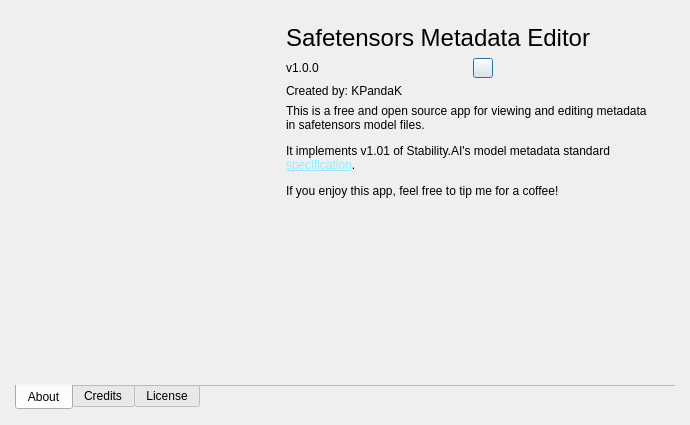
This is designer/about_dialog.ui in KPandaK/metaeditor_safetensors as Qt 5 draws it before an edit. The edited form follows.
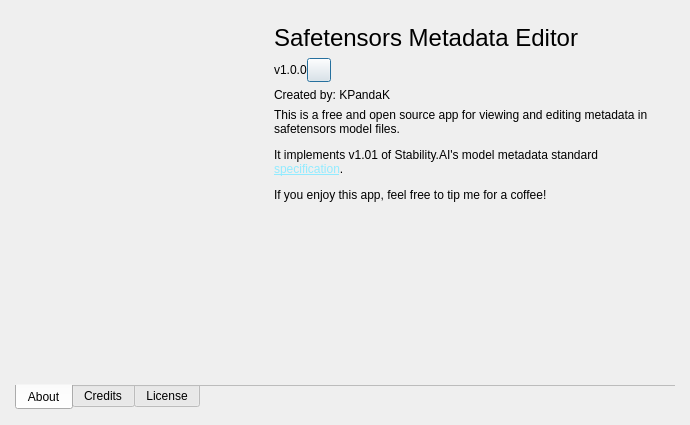
This is the edited form. Icons and pictures are not drawn. Custom widgets are drawn as their Qt base class.

Commit message: Fix for location of copy version button

What changed in the file:
```diff
--- a/designer/about_dialog.ui
+++ b/designer/about_dialog.ui
@@ -52,22 +52,22 @@
       </attribute>
       <layout class="QHBoxLayout" name="horizontalLayout_2">
        <item>
-        <layout class="QHBoxLayout" name="topLayout" stretch="4,6">
+        <layout class="QHBoxLayout" name="topLayout" stretch="0,1">
          <property name="spacing">
-          <number>6</number>
+          <number>0</number>
          </property>
          <item>
           <widget class="SvgWidget" name="logoLabel" native="true">
            <property name="sizePolicy">
-            <sizepolicy hsizetype="Expanding" vsizetype="Expanding">
+            <sizepolicy hsizetype="Preferred" vsizetype="Preferred">
              <horstretch>0</horstretch>
              <verstretch>0</verstretch>
             </sizepolicy>
            </property>
            <property name="minimumSize">
             <size>
-             <width>64</width>
-             <height>64</height>
+             <width>250</width>
+             <height>250</height>
             </size>
            </property>
            <property name="maximumSize">
@@ -86,23 +86,11 @@
            <item>
             <widget class="QLabel" name="aboutTitle">
              <property name="sizePolicy">
-              <sizepolicy hsizetype="Fixed" vsizetype="Preferred">
+              <sizepolicy hsizetype="Preferred" vsizetype="Preferred">
                <horstretch>0</horstretch>
                <verstretch>0</verstretch>
               </sizepolicy>
              </property>
-             <property name="minimumSize">
-              <size>
-               <width>373</width>
-               <height>0</height>
-              </size>
-             </property>
-             <property name="maximumSize">
-              <size>
-               <width>373</width>
-               <height>16777215</height>
-              </size>
-             </property>
              <property name="font">
               <font>
                <pointsize>18</pointsize>
@@ -141,14 +129,14 @@
                </property>
                <property name="minimumSize">
                 <size>
-                 <width>20</width>
-                 <height>20</height>
+                 <width>24</width>
+                 <height>24</height>
                 </size>
                </property>
                <property name="maximumSize">
                 <size>
-                 <width>20</width>
-                 <height>20</height>
+                 <width>24</width>
+                 <height>24</height>
                 </size>
                </property>
                <property name="toolTip">
@@ -162,34 +150,38 @@
                </property>
                <property name="iconSize">
                 <size>
-                 <width>12</width>
-                 <height>12</height>
+                 <width>16</width>
+                 <height>16</height>
                 </size>
                </property>
               </widget>
              </item>
+             <item>
+              <spacer name="horizontalSpacer">
+               <property name="orientation">
+                <enum>Qt::Orientation::Horizontal</enum>
+               </property>
+               <property name="sizeType">
+                <enum>QSizePolicy::Policy::Expanding</enum>
+               </property>
+               <property name="sizeHint" stdset="0">
+                <size>
+                 <width>40</width>
+                 <height>20</height>
+                </size>
+               </property>
+              </spacer>
+             </item>
             </layout>
            </item>
            <item>
             <widget class="QLabel" name="aboutAuthor">
              <property name="sizePolicy">
-              <sizepolicy hsizetype="Fixed" vsizetype="Preferred">
+              <sizepolicy hsizetype="Preferred" vsizetype="Preferred">
                <horstretch>0</horstretch>
                <verstretch>0</verstretch>
               </sizepolicy>
              </property>
-             <property name="minimumSize">
-              <size>
-               <width>373</width>
-               <height>0</height>
-              </size>
-             </property>
-             <property name="maximumSize">
-              <size>
-               <width>373</width>
-               <height>16777215</height>
-              </size>
-             </property>
              <property name="text">
               <string>Created by: KPandaK</string>
              </property>
@@ -198,23 +190,11 @@
            <item>
             <widget class="QLabel" name="aboutDescription">
              <property name="sizePolicy">
-              <sizepolicy hsizetype="Fixed" vsizetype="Preferred">
+              <sizepolicy hsizetype="Preferred" vsizetype="Preferred">
                <horstretch>0</horstretch>
                <verstretch>0</verstretch>
               </sizepolicy>
              </property>
-             <property name="minimumSize">
-              <size>
-               <width>373</width>
-               <height>0</height>
-              </size>
-             </property>
-             <property name="maximumSize">
-              <size>
-               <width>373</width>
-               <height>16777215</height>
-              </size>
-             </property>
              <property name="text">
               <string>&lt;html&gt;&lt;head/&gt;&lt;body&gt;&lt;p&gt;This is a free and open source app for viewing and editing metadata in safetensors model files. &lt;/p&gt;&lt;p&gt;It implements v1.01 of Stability.AI's model metadata standard &lt;a href=&quot;https://github.com/Stability-AI/ModelSpec&quot;&gt;&lt;span style=&quot; text-decoration: underline; color:#92ebff;&quot;&gt;specification&lt;/span&gt;&lt;/a&gt;.&lt;/p&gt;&lt;p&gt;If you enjoy this app, feel free to tip me for a coffee!&lt;/p&gt;&lt;/body&gt;&lt;/html&gt;</string>
              </property>
```
Left out of the diff: 72 changed lines with no effect on the pictures. The commit also changes 2 other files.
